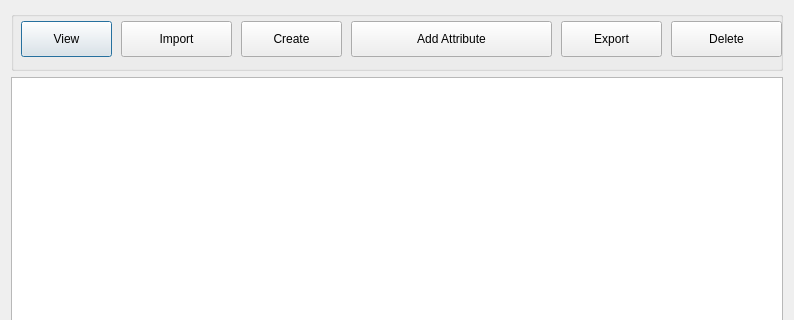
This is GUI_UIs/ui_dialog_manage_files.ui in ccbogel/QualCoder as Qt 5 draws it before an edit; both pictures show x 0 to 794 and y 0 to 320 of the 794 by 560 pixel window. The edited form follows.
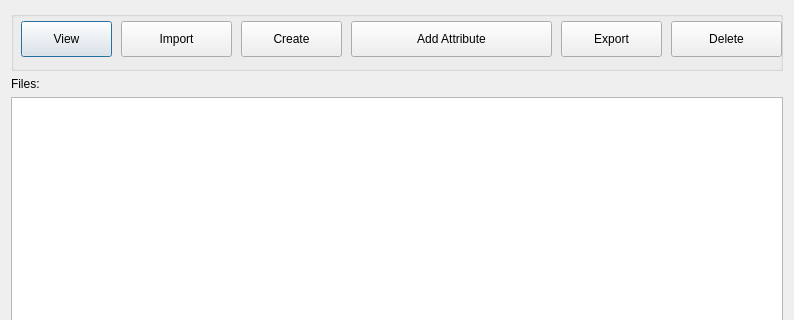
This is the edited form.

Commit message: added label for file count

```diff
--- a/GUI_UIs/ui_dialog_manage_files.ui
+++ b/GUI_UIs/ui_dialog_manage_files.ui
@@ -14,7 +14,7 @@
    <string>Files</string>
   </property>
   <layout class="QGridLayout" name="gridLayout">
-   <item row="2" column="0">
+   <item row="3" column="0">
     <widget class="QTableWidget" name="tableWidget"/>
    </item>
    <item row="1" column="0">
@@ -111,6 +111,13 @@
      </widget>
     </widget>
    </item>
+   <item row="2" column="0">
+    <widget class="QLabel" name="label_fcount">
+     <property name="text">
+      <string>Files:</string>
+     </property>
+    </widget>
+   </item>
   </layout>
  </widget>
  <resources/>
```
